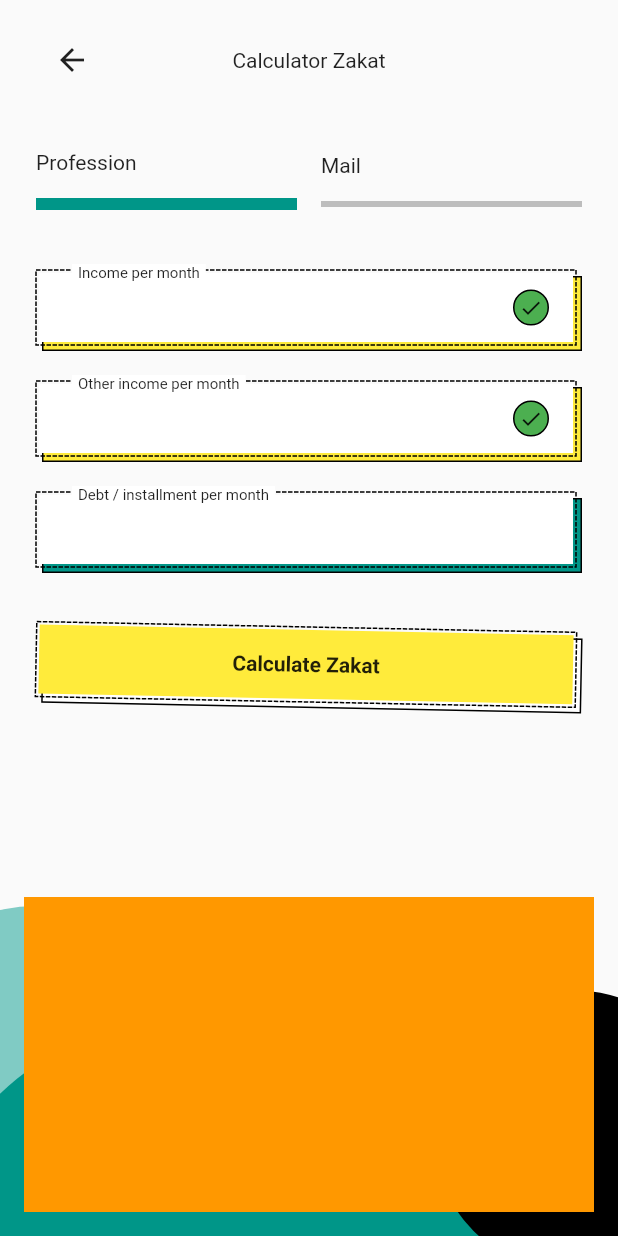
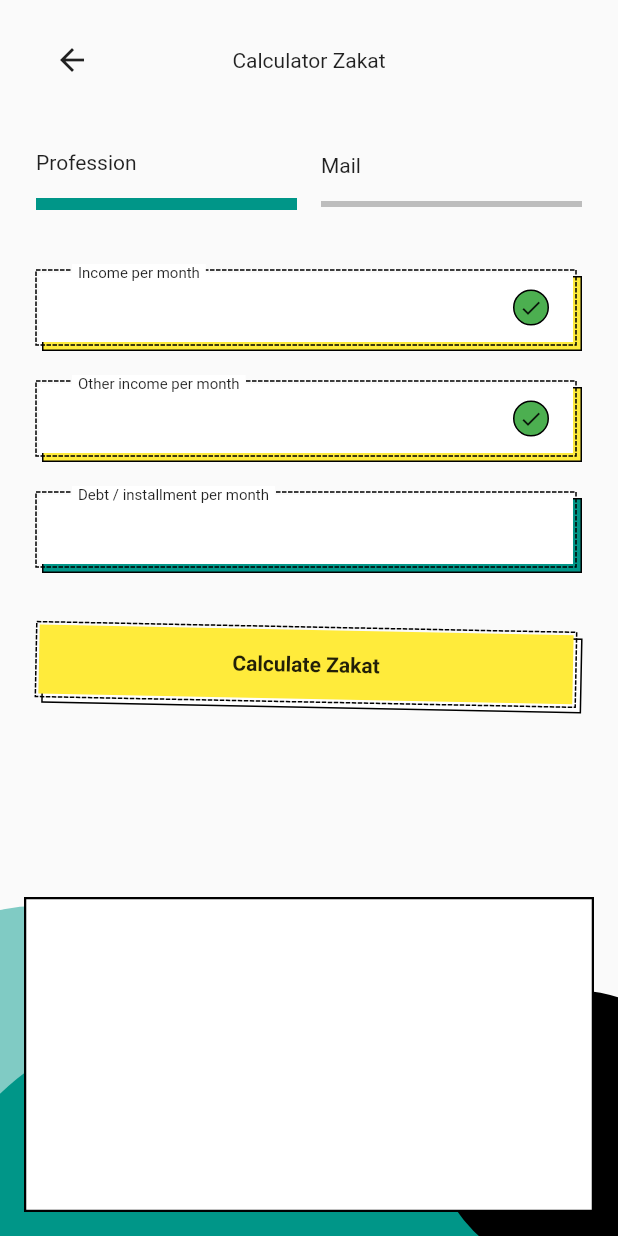
Before and after one commit to JAICHANGPARK/flutter_notebook_18th_story, a Flutter app: the screen it shows after launch, on a phone screen of 412 x 824 dp. Run offline on Flutter 3.47's test engine with Material 2 defaults, Android fonts, the phone set to English and light mode, and no system bars; drawn by our look-alikes of dotted_border; our stand-ins replace cached_network_image, flutter_lorem, flutter_riverpod, flutter_svg, freezed_annotation, go_router and 3 more.

Commit message:
Update funding_home_page.dart

```diff
--- a/lib/ep1085_funding_app/src/ui/funding_home_page.dart
+++ b/lib/ep1085_funding_app/src/ui/funding_home_page.dart
@@ -396,7 +396,14 @@ class FundingHomePage extends StatelessWidget {
                   children: [
                     Positioned(
                         child: Container(
-                      color: Colors.orange,
+
+                          decoration: BoxDecoration(
+                            color: Colors.white,
+                            border: Border.all(
+                              width: 1.5
+                            )
+
+                          ),
                     ))
                   ],
                 ),
```
